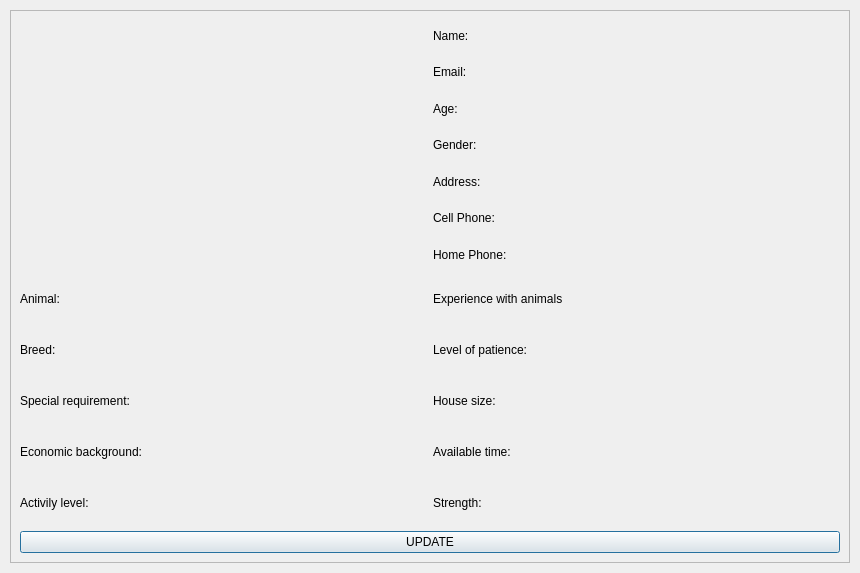
First picture: the form in cuac/clientprofiledialog.ui, repository ducongo/comp3004winter2019, before the edit.
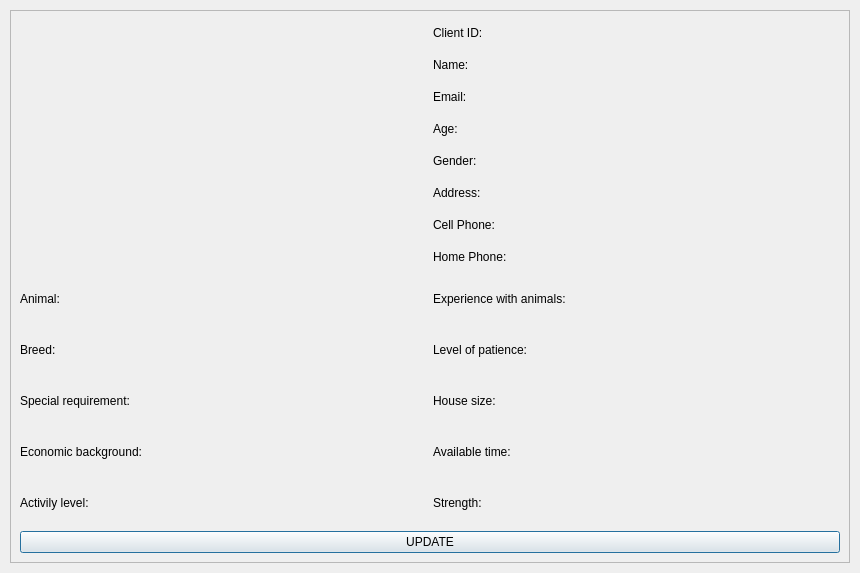
Second picture: the form after the edit.

What changed in the file:
```diff
--- a/cuac/clientprofiledialog.ui
+++ b/cuac/clientprofiledialog.ui
@@ -90,7 +90,7 @@
            <item>
             <widget class="QLabel" name="experience_with_animals">
              <property name="text">
-              <string>Experience with animals</string>
+              <string>Experience with animals: </string>
              </property>
             </widget>
            </item>
@@ -133,52 +133,59 @@
          </item>
          <item>
           <layout class="QVBoxLayout" name="verticalLayout_2">
+           <item>
+            <widget class="QLabel" name="client_id">
+             <property name="text">
+              <string>Client ID: </string>
+             </property>
+            </widget>
+           </item>
            <item>
             <widget class="QLabel" name="name">
              <property name="text">
-              <string>Name:</string>
+              <string>Name: </string>
              </property>
             </widget>
            </item>
            <item>
             <widget class="QLabel" name="email">
              <property name="text">
-              <string>Email:</string>
+              <string>Email: </string>
              </property>
             </widget>
            </item>
            <item>
             <widget class="QLabel" name="age">
              <property name="text">
-              <string>Age:</string>
+              <string>Age: </string>
              </property>
             </widget>
            </item>
            <item>
             <widget class="QLabel" name="gender">
              <property name="text">
-              <string>Gender:</string>
+              <string>Gender: </string>
              </property>
             </widget>
            </item>
            <item>
             <widget class="QLabel" name="address">
              <property name="text">
-              <string>Address:</string>
+              <string>Address: </string>
              </property>
             </widget>
            </item>
            <item>
             <widget class="QLabel" name="cell_phone">
              <property name="text">
-              <string>Cell Phone:</string>
+              <string>Cell Phone: </string>
              </property>
             </widget>
            </item>
            <item>
             <widget class="QLabel" name="home_phone">
              <property name="text">
-              <string>Home Phone:</string>
+              <string>Home Phone: </string>
              </property>
             </widget>
            </item>
```
